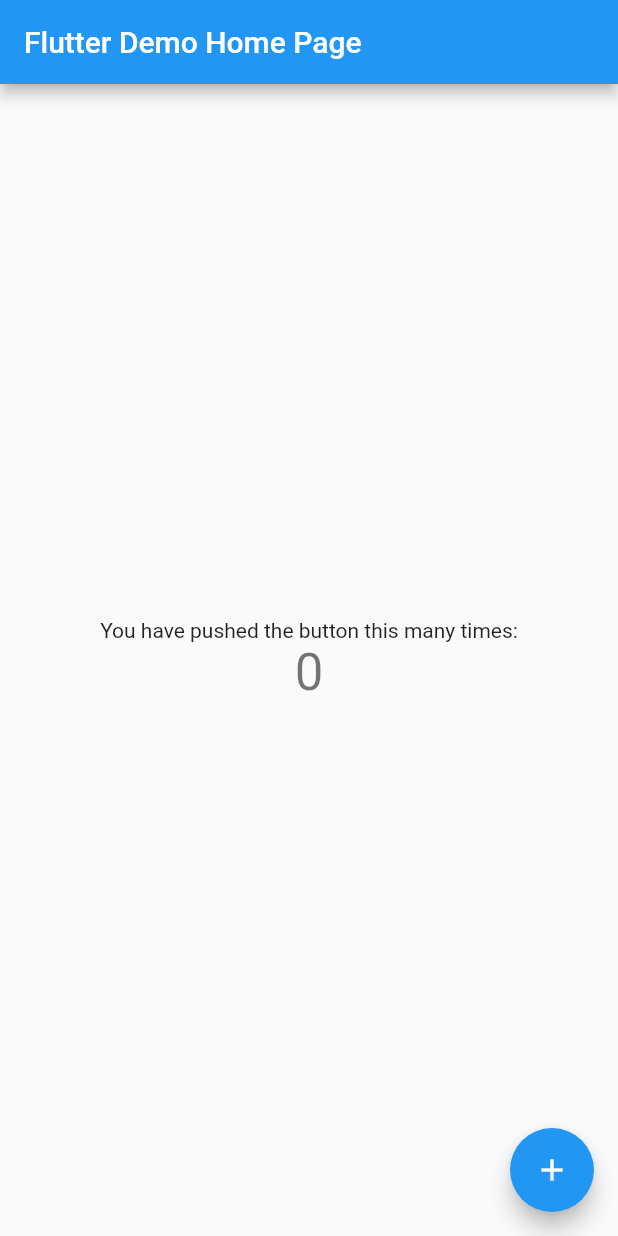
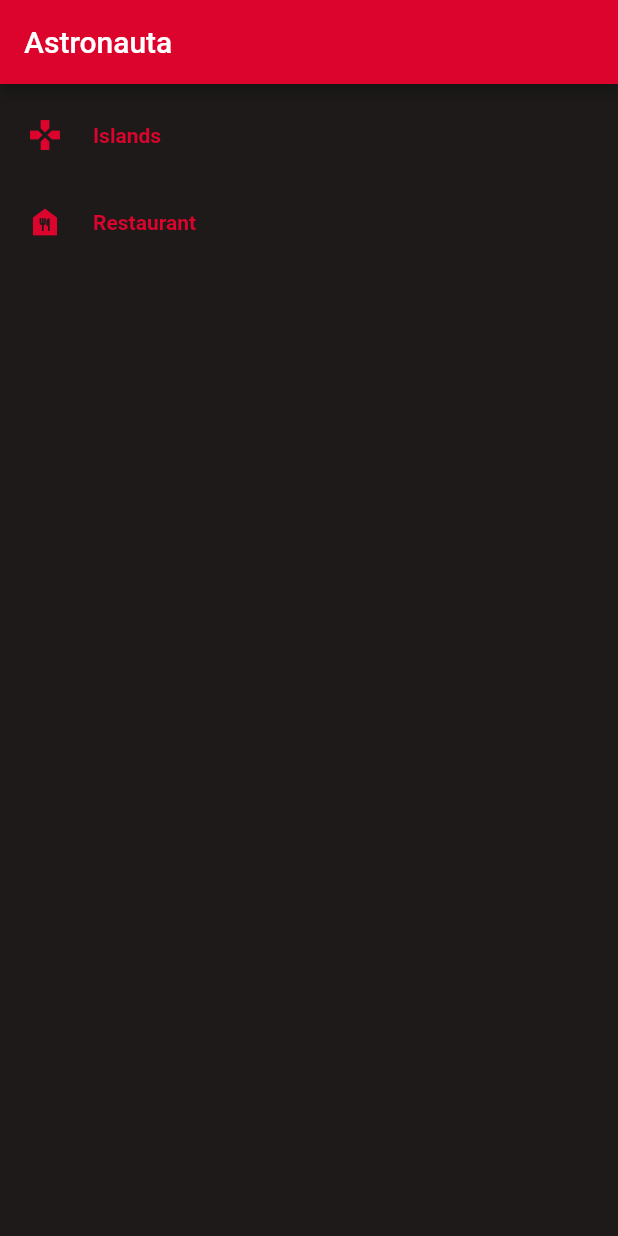
Before and after one commit to jahodogit/astronauta, a Flutter app: the screen it shows after launch, on a phone screen of 412 x 824 dp. Run offline on Flutter 3.47's test engine with Material 2 defaults, Android fonts, the phone set to English and light mode, and no system bars.

Commit message:
UI implementation

```diff
--- /dev/null
+++ b/lib/home/ui/home.dart
@@ -0,0 +1,18 @@
+import 'package:astronauta/home/ui/menu.dart';
+import 'package:astronauta/theme/theme.dart';
+import 'package:flutter/material.dart';
+
+class HomePage extends StatelessWidget {
+  const HomePage({Key? key}) : super(key: key);
+
+  @override
+  Widget build(BuildContext context) {
+    return Scaffold(
+      backgroundColor: secundaryColor,
+      appBar: AppBar(
+        title: const Text("Astronauta"),
+      ),
+      body: const MenuComponent(),
+    );
+  }
+}
--- /dev/null
+++ b/lib/home/ui/menu.dart
@@ -0,0 +1,46 @@
+import 'package:flutter/material.dart';
+
+class MenuComponent extends StatefulWidget {
+  const MenuComponent({Key? key}) : super(key: key);
+
+  @override
+  State<MenuComponent> createState() => _MenuComponentState();
+}
+
+class _MenuComponentState extends State<MenuComponent> {
+  @override
+  Widget build(BuildContext context) {
+    return Padding(
+      padding: const EdgeInsets.all(10.0),
+      child: Column(
+        children: [
+          TextButton(
+              onPressed: () => Navigator.of(context).pushNamed("/islands"),
+              child: Row(
+                children: const [
+                  Icon(Icons.games),
+                  SizedBox(width: 20),
+                  Text(
+                    "Islands",
+                    style: TextStyle(fontWeight: FontWeight.bold),
+                  ),
+                ],
+              )),
+          const SizedBox(height: 10),
+          TextButton(
+              onPressed: () => Navigator.of(context).pushNamed("/restaurant"),
+              child: Row(
+                children: const [
+                  Icon(Icons.food_bank),
+                  SizedBox(width: 20),
+                  Text(
+                    "Restaurant",
+                    style: TextStyle(fontWeight: FontWeight.bold),
+                  ),
+                ],
+              )),
+        ],
+      ),
+    );
+  }
+}
--- a/lib/main.dart
+++ b/lib/main.dart
@@ -1,4 +1,7 @@
+import 'package:astronauta/route.dart';
+import 'package:astronauta/theme/theme.dart';
 import 'package:flutter/material.dart';
+import 'package:astronauta/home/ui/home.dart';
 
 void main() {
   runApp(const MyApp());
@@ -7,109 +10,14 @@
 class MyApp extends StatelessWidget {
   const MyApp({Key? key}) : super(key: key);
 
-  // This widget is the root of your application.
   @override
   Widget build(BuildContext context) {
     return MaterialApp(
-      title: 'Flutter Demo',
-      theme: ThemeData(
-        // This is the theme of your application.
-        //
-        // Try running your application with "flutter run". You'll see the
-        // application has a blue toolbar. Then, without quitting the app, try
-        // changing the primarySwatch below to Colors.green and then invoke
-        // "hot reload" (press "r" in the console where you ran "flutter run",
-        // or simply save your changes to "hot reload" in a Flutter IDE).
-        // Notice that the counter didn't reset back to zero; the application
-        // is not restarted.
-        primarySwatch: Colors.blue,
-      ),
-      home: const MyHomePage(title: 'Flutter Demo Home Page'),
+      debugShowCheckedModeBanner: false,
+      title: "Astronauta",
+      theme: AstronautaTheme.generarTheme(),
+      home: const HomePage(),
+      routes: buildAppRoutes(),
     );
   }
 }
-
-class MyHomePage extends StatefulWidget {
-  const MyHomePage({Key? key, required this.title}) : super(key: key);
-
-  // This widget is the home page of your application. It is stateful, meaning
-  // that it has a State object (defined below) that contains fields that affect
-  // how it looks.
-
-  // This class is the configuration for the state. It holds the values (in this
-  // case the title) provided by the parent (in this case the App widget) and
-  // used by the build method of the State. Fields in a Widget subclass are
-  // always marked "final".
-
-  final String title;
-
-  @override
-  State<MyHomePage> createState() => _MyHomePageState();
-}
-
-class _MyHomePageState extends State<MyHomePage> {
-  int _counter = 0;
-
-  void _incrementCounter() {
-    setState(() {
-      // This call to setState tells the Flutter framework that something has
-      // changed in this State, which causes it to rerun the build method below
-      // so that the display can reflect the updated values. If we changed
-      // _counter without calling setState(), then the build method would not be
-      // called again, and so nothing would appear to happen.
-      _counter++;
-    });
-  }
-
-  @override
-  Widget build(BuildContext context) {
-    // This method is rerun every time setState is called, for instance as done
-    // by the _incrementCounter method above.
-    //
-    // The Flutter framework has been optimized to make rerunning build methods
-    // fast, so that you can just rebuild anything that needs updating rather
-    // than having to individually change instances of widgets.
-    return Scaffold(
-      appBar: AppBar(
-        // Here we take the value from the MyHomePage object that was created by
-        // the App.build method, and use it to set our appbar title.
-        title: Text(widget.title),
-      ),
-      body: Center(
-        // Center is a layout widget. It takes a single child and positions it
-        // in the middle of the parent.
-        child: Column(
-          // Column is also a layout widget. It takes a list of children and
-          // arranges them vertically. By default, it sizes itself to fit its
-          // children horizontally, and tries to be as tall as its parent.
-          //
-          // Invoke "debug painting" (press "p" in the console, choose the
-          // "Toggle Debug Paint" action from the Flutter Inspector in Android
-          // Studio, or the "Toggle Debug Paint" command in Visual Studio Code)
-          // to see the wireframe for each widget.
-          //
-          // Column has various properties to control how it sizes itself and
-          // how it positions its children. Here we use mainAxisAlignment to
-          // center the children vertically; the main axis here is the vertical
-          // axis because Columns are vertical (the cross axis would be
-          // horizontal).
-          mainAxisAlignment: MainAxisAlignment.center,
-          children: <Widget>[
-            const Text(
-              'You have pushed the button this many times:',
-            ),
-            Text(
-              '$_counter',
-              style: Theme.of(context).textTheme.headline4,
-            ),
-          ],
-        ),
-      ),
-      floatingActionButton: FloatingActionButton(
-        onPressed: _incrementCounter,
-        tooltip: 'Increment',
-        child: const Icon(Icons.add),
-      ), // This trailing comma makes auto-formatting nicer for build methods.
-    );
-  }
-}
--- /dev/null
+++ b/lib/route.dart
@@ -0,0 +1,12 @@
+import 'package:astronauta/island_module/ui/island_table.dart';
+import 'package:astronauta/restaurant_module/ui/restaurant.dart';
+import 'package:flutter/material.dart';
+import 'package:astronauta/home/ui/home.dart';
+
+Map<String, WidgetBuilder> buildAppRoutes() {
+  return {
+    "/home": (BuildContext context) => const HomePage(),
+    "/islands": (BuildContext context) => const IslandTablePage(),
+    "/restaurant": (BuildContext context) => const RestaurantPage(),
+  };
+}
--- /dev/null
+++ b/lib/theme/theme.dart
@@ -0,0 +1,38 @@
+import 'package:flutter/material.dart';
+
+//Fortox's palette
+
+Color primaryColor = const Color.fromARGB(230, 241, 2, 47);
+Color secundaryColor = const Color.fromARGB(230, 6, 1, 1);
+Color primaryColorLigth = const Color.fromARGB(230, 255, 171, 64);
+
+InputBorder textFieldBorderDecoration = OutlineInputBorder(
+  borderRadius: BorderRadius.circular(5.0),
+  borderSide: BorderSide(color: primaryColor),
+);
+
+InputBorder textFieldBorderDecorationBlue = OutlineInputBorder(
+  borderRadius: BorderRadius.circular(5.0),
+  borderSide: BorderSide(color: secundaryColor),
+);
+
+InputBorder textFieldBorderDecorationWhite = OutlineInputBorder(
+  borderRadius: BorderRadius.circular(5.0),
+  borderSide: const BorderSide(color: Colors.white),
+);
+
+class AstronautaTheme {
+  static ThemeData generarTheme() {
+    return ThemeData(
+      colorScheme: const ColorScheme.light().copyWith(primary: primaryColor),
+      primaryColor: primaryColor,
+      primaryColorDark: secundaryColor,
+      appBarTheme: AppBarTheme(
+        backgroundColor: primaryColor,
+      ),
+      backgroundColor: secundaryColor,
+      buttonTheme: ButtonThemeData(buttonColor: secundaryColor),
+      floatingActionButtonTheme: FloatingActionButtonThemeData(backgroundColor: primaryColor),
+    );
+  }
+}
--- a/pubspec.yaml
+++ b/pubspec.yaml
@@ -34,6 +34,7 @@
   # The following adds the Cupertino Icons font to your application.
   # Use with the CupertinoIcons class for iOS style icons.
   cupertino_icons: ^1.0.2
+  provider: ^6.0.2
 
 dev_dependencies:
   flutter_test:
@@ -58,8 +59,8 @@
   uses-material-design: true
 
   # To add assets to your application, add an assets section, like this:
-  # assets:
-  #   - images/a_dot_burr.jpeg
+  assets:
+    - assets/
   #   - images/a_dot_ham.jpeg
 
   # An image asset can refer to one or more resolution-specific "variants", see
```
Also changed, not shown: lib/island_module/model/spot.dart (added, +8 -0 lines), lib/island_module/provider/island_provider.dart (added, +22 -0 lines), lib/island_module/ui/island_table.dart (added, +80 -0 lines), lib/restaurant_module/ui/restaurant.dart (added, +10 -0 lines), assets/dust.png (added), assets/water.png (added), pubspec.lock.
